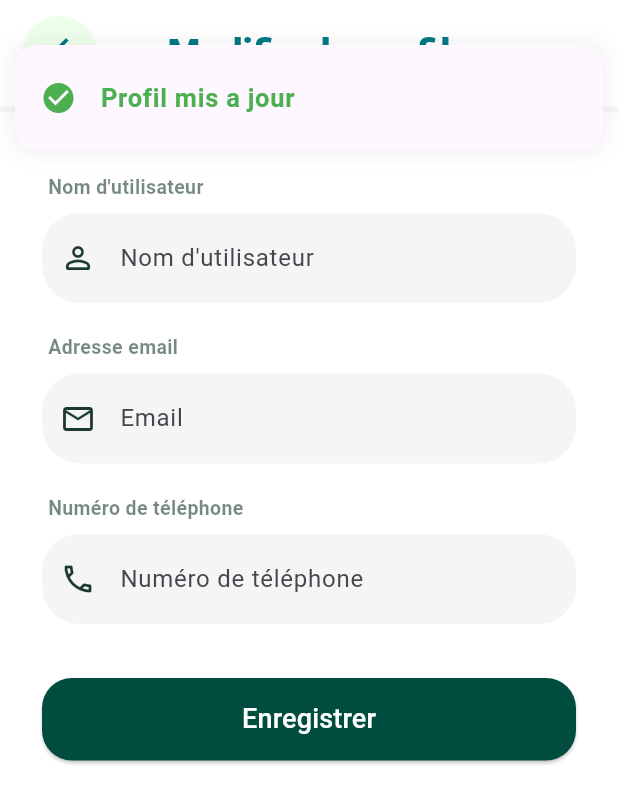
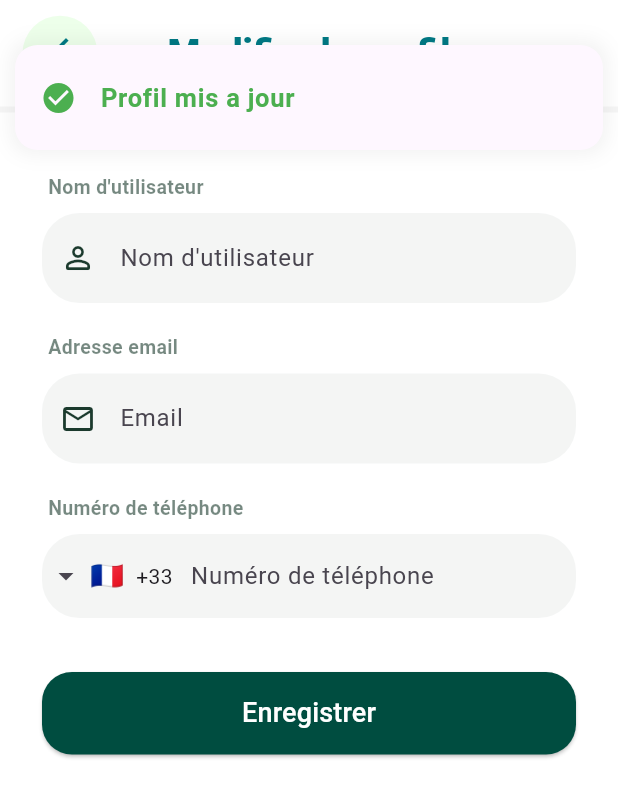
Before and after one commit to CapgePau-Uppa/DinoPet-Walker, a Flutter app: the EditProfileScreen screen opened directly, after a tap on "Enregistrer", on a phone screen of 412 x 824 dp. Shown: the top 803 px of the screen. Run offline on Flutter 3.47's test engine with Material 3 defaults, Android fonts, the phone set to English and light mode, and no system bars; drawn by our look-alikes of delightful_toast, intl_phone_field; our stand-ins replace app_links, cloud_firestore, connectivity_plus, firebase_auth, firebase_core, flutter_dotenv and 5 more; missing offline and left inert: flutter_web_auth_2, health; accounts and stored records are empty.

Commit message:
update phone number from edit profile screen without saving the country

```diff
--- a/lib/models/user_model.dart
+++ b/lib/models/user_model.dart
@@ -4,6 +4,7 @@ class UserModel {
   final String uid;
   final String username;
   final String email;
+  final String? phone;
   final int? goalSteps;
   final DateTime? createdAt;
 
@@ -11,6 +12,7 @@ class UserModel {
     required this.uid,
     required this.username,
     required this.email,
+    this.phone,
     this.goalSteps,
     this.createdAt,
   });
@@ -21,6 +23,7 @@ class UserModel {
       uid: uid,
       username: data['username'] ?? '',
       email: data['email'] ?? '',
+      phone: data['phone'] ?? '',
       goalSteps: data['goalSteps'] as int?,
       createdAt: (data['createdAt'] as Timestamp?)?.toDate(),
     );
@@ -31,6 +34,7 @@ class UserModel {
     return {
       'username': username,
       'email': email,
+      'phone': phone,
       'goalSteps': goalSteps,
       'createdAt': FieldValue.serverTimestamp(),
     };
--- a/lib/pages/edit_profile_screen.dart
+++ b/lib/pages/edit_profile_screen.dart
@@ -1,9 +1,9 @@
 import 'package:dinopet_walker/controllers/firestore/user_controller.dart';
 import 'package:dinopet_walker/widgets/common/confirm_password_dialog.dart';
 import 'package:dinopet_walker/widgets/common/form_label.dart';
-import 'package:dinopet_walker/widgets/fields/phone_field.dart';
 import 'package:dinopet_walker/widgets/common/toast.dart';
 import 'package:dinopet_walker/widgets/fields/email_field.dart';
+import 'package:dinopet_walker/widgets/fields/phone_field.dart';
 import 'package:dinopet_walker/widgets/fields/username_field.dart';
 import 'package:flutter/material.dart';
 import 'package:dinopet_walker/widgets/common/my_appbar.dart';
@@ -32,6 +32,7 @@ class _EditProfileScreenState extends State<EditProfileScreen> {
     final userController = context.read<UserController>();
     usernameController.text = userController.username;
     emailController.text = userController.email;
+    phoneController.text = userController.phone;
   }
 
   @override
@@ -90,6 +91,11 @@ class _EditProfileScreenState extends State<EditProfileScreen> {
         color: const Color(0xFF4CAF50),
       );
       return;
+    }
+
+    if (phoneController.text.isNotEmpty) {
+      await userController.updatePhone(phoneController.text);
+      if (!mounted) return;
     }
 
     Toast.show(
--- a/lib/widgets/fields/phone_field.dart
+++ b/lib/widgets/fields/phone_field.dart
@@ -1,44 +1,37 @@
 import 'package:flutter/material.dart';
+import 'package:intl_phone_field/intl_phone_field.dart';
 
 class PhoneField extends StatelessWidget {
   final TextEditingController controller;
+  final String initialCountryCode;
+  final String? initialValue;
   final Color? fillColor;
 
-  const PhoneField({super.key, required this.controller, this.fillColor});
+  const PhoneField({
+    super.key,
+    required this.controller,
+    this.initialCountryCode = 'FR',
+    this.initialValue,
+    this.fillColor,
+  });
 
   @override
   Widget build(BuildContext context) {
-    return Container(
-      decoration: BoxDecoration(
-        borderRadius: BorderRadius.circular(25),
-        color: const Color(0xFF1B3A2D).withValues(alpha: 0.05),
-      ),
-      child: TextField(
+    return IntlPhoneField(
       controller: controller,
-        keyboardType: TextInputType.phone,
+      initialCountryCode: initialCountryCode,
       decoration: InputDecoration(
         hintText: "Numéro de téléphone",
         filled: true,
-          fillColor: Colors.transparent,
-          prefixIcon: const Icon(
-            Icons.phone_outlined,
-            color: Color(0xFF1B3A2D),
-          ),
-          contentPadding: const EdgeInsets.symmetric(vertical: 18),
+        fillColor: fillColor ?? const Color(0xFF1B3A2D).withValues(alpha:  0.05),
         border: OutlineInputBorder(
           borderRadius: BorderRadius.circular(25),
           borderSide: BorderSide.none,
         ),
-          enabledBorder: OutlineInputBorder(
-            borderRadius: BorderRadius.circular(25),
-            borderSide: BorderSide.none,
+        counterText: "",
       ),
-          focusedBorder: OutlineInputBorder(
-            borderRadius: BorderRadius.circular(25),
-            borderSide: const BorderSide(color: Color(0xFF1B3A2D), width: 1.5),
-          ),
-        ),
-      ),
+      languageCode: "fr",
+      onChanged: (phone) {},
     );
   }
 }
--- a/pubspec.yaml
+++ b/pubspec.yaml
@@ -55,6 +55,7 @@ dependencies:
   http: ^1.6.0
   flutter_dotenv: ^6.0.0
   shared_preferences: ^2.5.4
+  intl_phone_field: ^3.2.0
 
 dev_dependencies:
   flutter_test:
```
Also changed, not shown: lib/controllers/firestore/user_controller.dart (+21 -0 lines), lib/services/user_service.dart (+12 -0 lines), pubspec.lock. Lines whose indentation alone changed are shown as unchanged.
